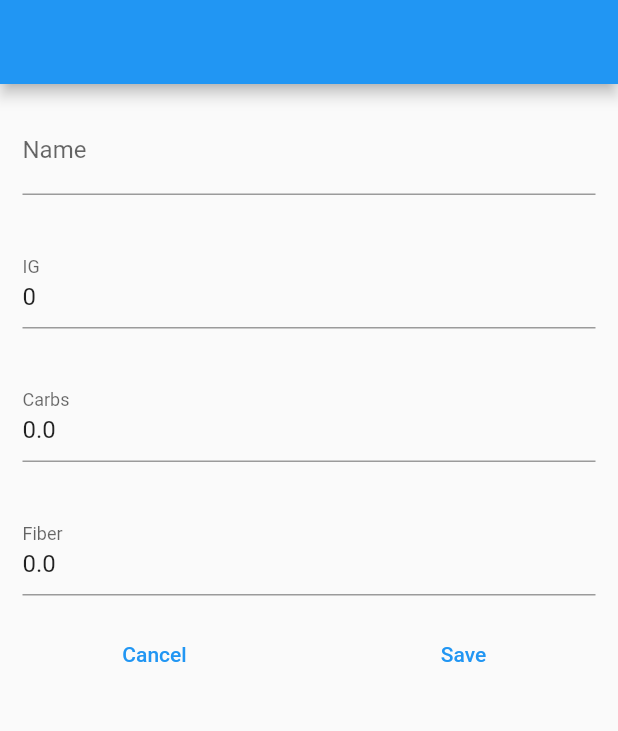
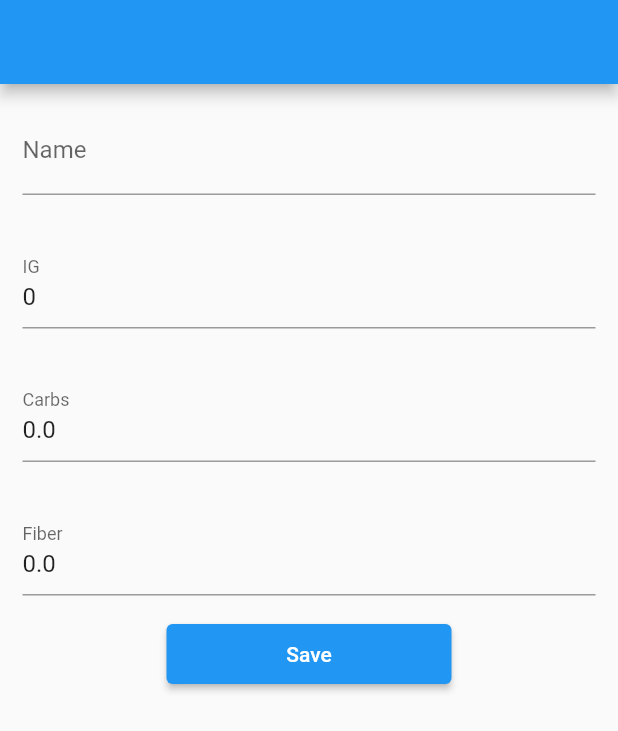
Before and after one commit to katskoru/kalkulator_LG_IG, a Flutter app: the screen it shows after launch, on a phone screen of 412 x 824 dp. Shown: the top 731 px of the screen. Run offline on Flutter 3.47's test engine with Material 2 defaults, Android fonts, the phone set to English and light mode, and no system bars; our stand-ins replace firebase_core; accounts and stored records are empty.

Commit message:
SingleChildScrollView on Form screen

```diff
--- a/lib/food_modal.dart
+++ b/lib/food_modal.dart
@@ -37,6 +37,7 @@ class _FoodModalState extends State<FoodModal> {
   Widget build(BuildContext context) {
     return Form(
       key: _formKey,
+      child: SingleChildScrollView(
         child: Column(
           mainAxisAlignment: MainAxisAlignment.center,
           children: [
@@ -70,6 +71,7 @@ class _FoodModalState extends State<FoodModal> {
                   });
                 },
                 controller: _IGController,
+                keyboardType: TextInputType.number,
                 validator: (value) {
                   if (value!.isEmpty) {
                     return "Please enter IG";
@@ -89,6 +91,7 @@ class _FoodModalState extends State<FoodModal> {
                   });
                 },
                 controller: _carbohydratesController,
+                keyboardType: TextInputType.number,
                 validator: (value) {
                   if (value!.isEmpty) {
                     return "Please enter the carbs";
@@ -107,6 +110,7 @@ class _FoodModalState extends State<FoodModal> {
                   });
                 },
                 controller: _fiberController,
+                keyboardType: TextInputType.number,
                 validator: (value) {
                   if (value!.isEmpty) {
                     return "Please enter the name";
@@ -118,8 +122,8 @@ class _FoodModalState extends State<FoodModal> {
             Row(
               mainAxisAlignment: MainAxisAlignment.spaceAround,
               children: [
-              TextButton(onPressed: () {}, child: const Text("Cancel")),
-              TextButton(
+                ElevatedButton(
+                    style: ElevatedButton.styleFrom(fixedSize: Size(190, 40)),
                     onPressed: () {
                       if (_formKey.currentState!.validate()) {
                         if (widget.docID == "") {
@@ -147,6 +151,7 @@ class _FoodModalState extends State<FoodModal> {
             ),
           ],
         ),
+      ),
     );
   }
 }
```
Lines whose indentation alone changed are shown as unchanged.
